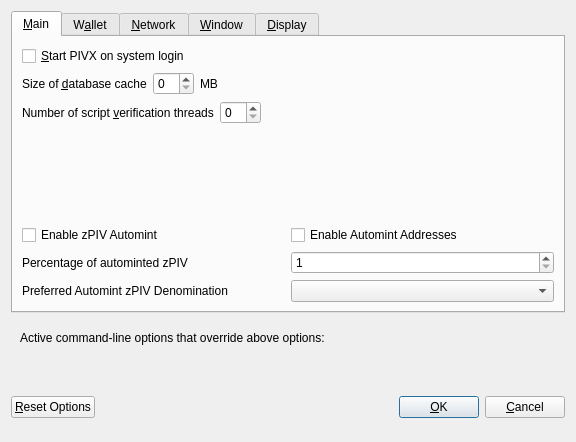
Qt form src/qt/forms/optionsdialog.ui (Kopernikus-dev/step4.3) before a commit.
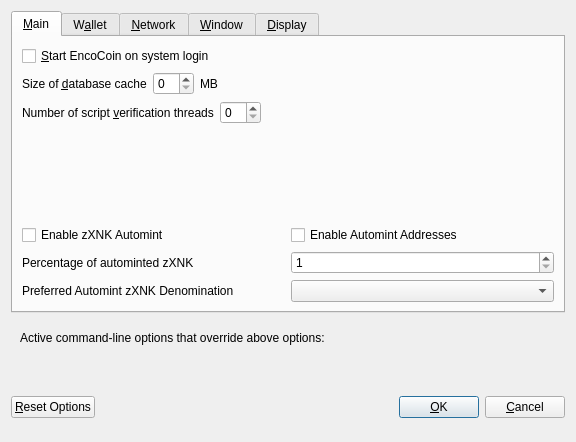
The same form after that commit. Custom widgets are drawn as their Qt base class.

Commit message: Pivx to Enco

Patch:
```diff
--- a/src/qt/forms/optionsdialog.ui
+++ b/src/qt/forms/optionsdialog.ui
@@ -33,7 +33,7 @@
           <string>Automatically start PIVX after logging in to the system.</string>
          </property>
          <property name="text">
-          <string>&amp;Start PIVX on system login</string>
+          <string>&amp;Start EncoCoin on system login</string>
          </property>
         </widget>
        </item>
@@ -147,7 +147,7 @@
                <enum>Qt::LeftToRight</enum>
               </property>
               <property name="text">
-               <string>Enable zPIV Automint</string>
+               <string>Enable zXNK Automint</string>
               </property>
              </widget>
             </item>
@@ -174,7 +174,7 @@
                <string>Percentage of incoming PIV which get automatically converted to zPIV via Zerocoin Protocol (min: 10%)</string>
               </property>
               <property name="text">
-               <string>Percentage of autominted zPIV</string>
+               <string>Percentage of autominted zXNK</string>
               </property>
              </widget>
             </item>
@@ -207,7 +207,7 @@
                <string>Wait with automatic conversion to Zerocoin until enough PIV for this denomination is available</string>
               </property>
               <property name="text">
-               <string>Preferred Automint zPIV Denomination</string>
+               <string>Preferred Automint zXNK Denomination</string>
               </property>
              </widget>
             </item>
```
Left out of the diff: 26 changed lines with no effect on the pictures. The commit also changes 779 other files.
